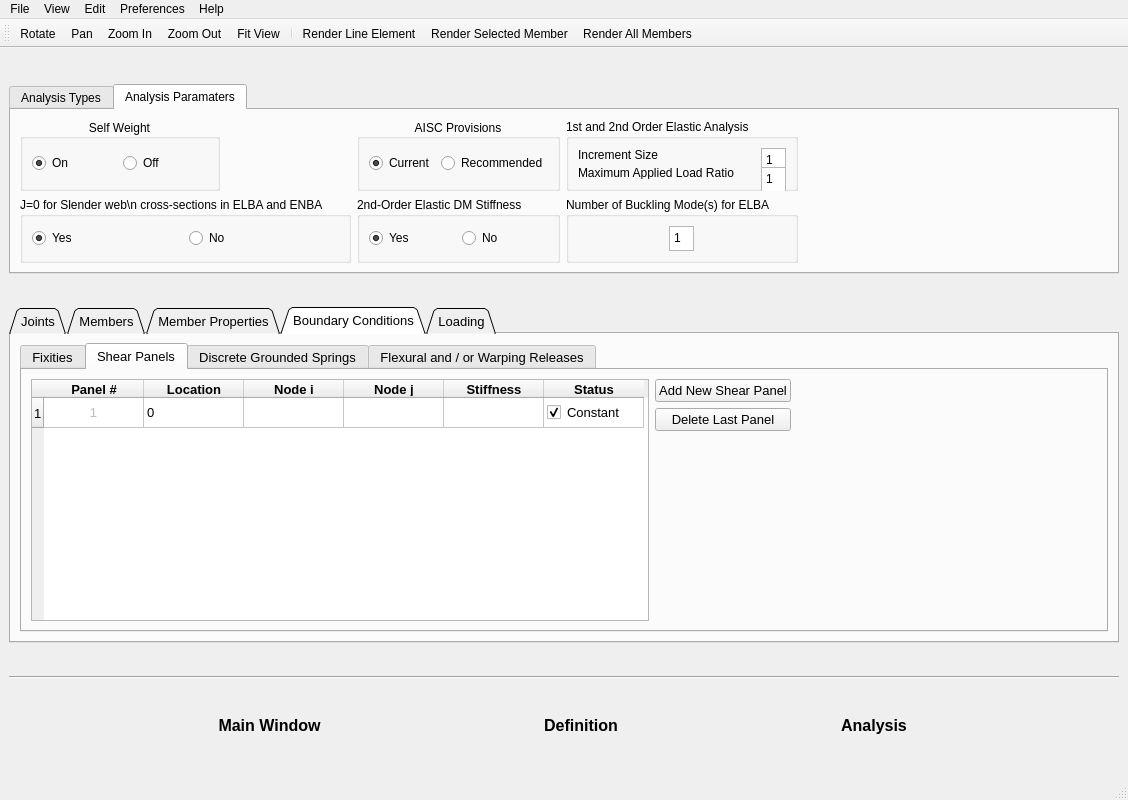
First picture: the form in V2_dev/SABRE2-V3.ui, repository oguzhantogay/SABRE2_V2_local, before the edit.
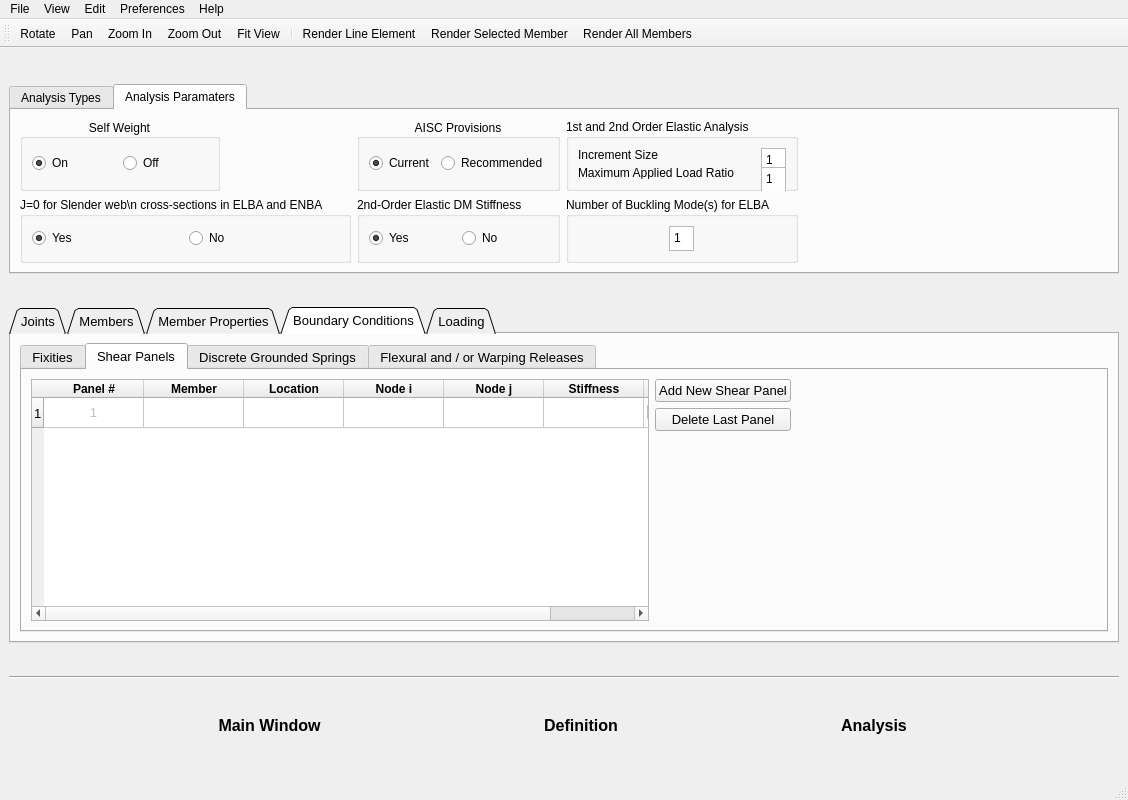
Second picture: the form after the edit. The open tabs and pages were chosen to show the change. Icons and pictures are not drawn.

Commit message: Shear panel application menu with different members work

Patch:
```diff
--- a/V2_dev/SABRE2-V3.ui
+++ b/V2_dev/SABRE2-V3.ui
@@ -2039,6 +2039,17 @@
                 </font>
                </property>
               </column>
+              <column>
+               <property name="text">
+                <string>Member</string>
+               </property>
+               <property name="font">
+                <font>
+                 <weight>75</weight>
+                 <bold>true</bold>
+                </font>
+               </property>
+              </column>
               <column>
                <property name="text">
                 <string>Location</string>
@@ -2099,7 +2110,7 @@
                 <string>1</string>
                </property>
                <property name="textAlignment">
-                <set>AlignCenter</set>
+                <set>AlignHCenter|AlignVCenter|AlignCenter</set>
                </property>
                <property name="flags">
                 <set>ItemIsDragEnabled|ItemIsUserCheckable</set>
@@ -2107,10 +2118,10 @@
               </item>
               <item row="0" column="1">
                <property name="text">
-                <string>0</string>
+                <string/>
                </property>
               </item>
-              <item row="0" column="5">
+              <item row="0" column="6">
                <property name="text">
                 <string>Constant</string>
                </property>
```
Left out of the diff: 66 changed lines with no effect on the pictures. The commit also changes 24 other files.
